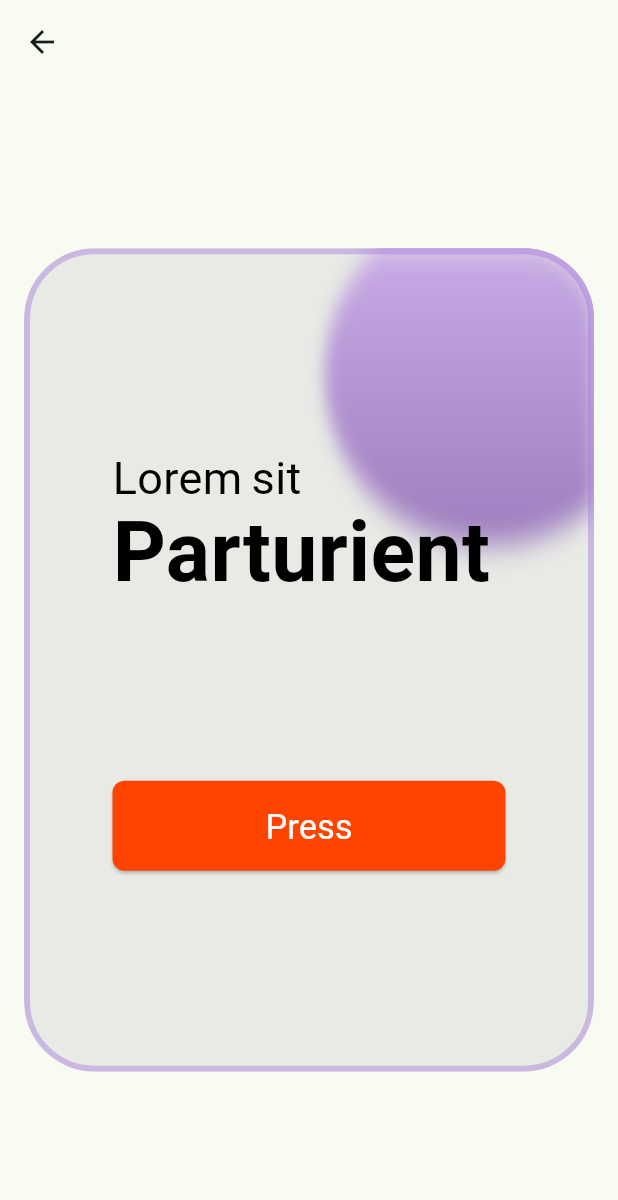
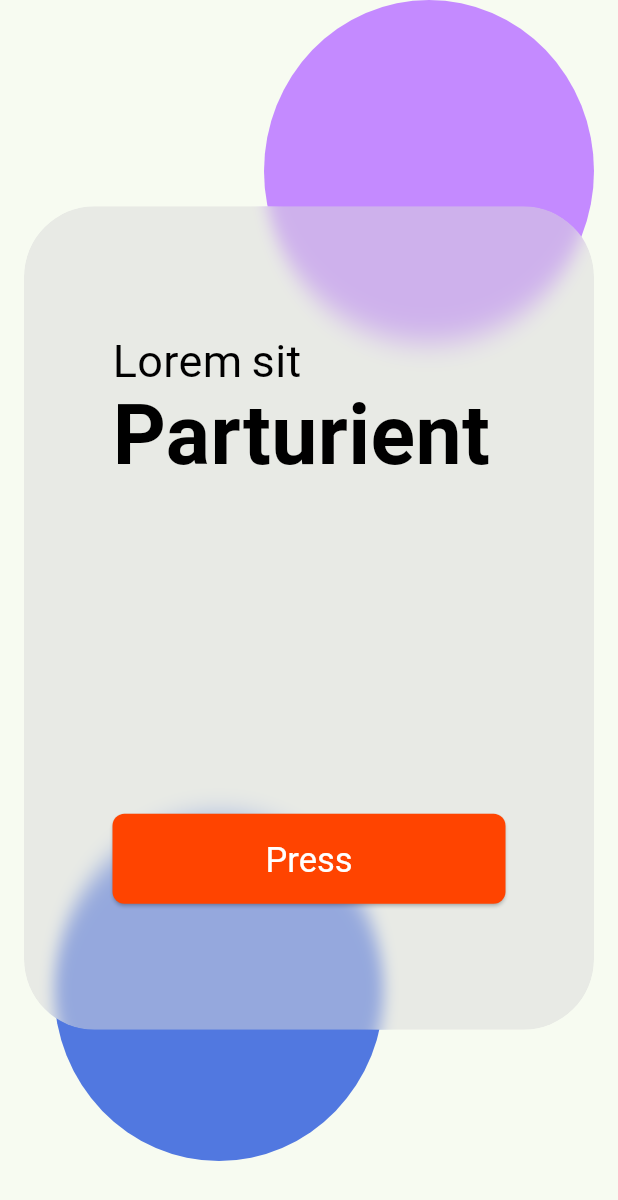
Before and after one commit to mes71/flutter_ui, a Flutter app: the ProductCard02 screen opened by its route, on a phone screen of 412 x 824 dp. Shown: the top 1200 px of the screen. Run offline on Flutter 3.47's test engine with Material 3 defaults, Android fonts, the light colour scheme and no system bars; our stand-ins replace flutter_svg, google_fonts; Roboto replaces fonts that are missing (Poppins).

Commit message:
chore : add some widget and change widget tree

```diff
--- a/lib/main.dart
+++ b/lib/main.dart
@@ -22,7 +22,7 @@ class MyApp extends StatelessWidget {
         colorScheme: ColorScheme.fromSeed(seedColor: Colors.green.shade400),
         useMaterial3: true,
       ),
-      initialRoute: AirPodShopPage.tag,
+      initialRoute: ProductCard02.tag,
       routes: {
         NikeProductCard.tag: (context) => const NikeProductCard(),
         ProductCard01.tag: (context) => const ProductCard01(),
--- a/lib/screen/product_card_02/product_card_02.dart
+++ b/lib/screen/product_card_02/product_card_02.dart
@@ -17,34 +17,43 @@ class _ProductCard02State extends State<ProductCard02> {
   @override
   Widget build(BuildContext context) {
     return Scaffold(
-      appBar: AppBar(),
       body: Padding(
         padding: const EdgeInsets.symmetric(horizontal: 16),
-        child: Center(
-          child: ClipRRect(
-            borderRadius: BorderRadius.circular(47),
         child: Stack(
           alignment: Alignment.center,
           children: [
             AnimatedPositioned(
               duration: const Duration(milliseconds: 700),
               curve: Curves.easeInOut,
-                  top: _isTaped ? 30 : -30,
-                  right: _isTaped ? 40 : -40,
+              top: _isTaped ? 130 : 0,
+              right: _isTaped ? 40 : 0,
               child: Container(
                 width: 220,
                 height: 228,
                 decoration: const ShapeDecoration(
-                      gradient: LinearGradient(
-                        begin: Alignment(0.00, -1.00),
-                        end: Alignment(0, 1),
-                        colors: [Color(0xFFC48AFF), Color(0xFF6322A3)],
-                      ),
+                  color: Color(0xFFC48AFF),
                   shape: OvalBorder(),
                 ),
               ),
             ),
-                BackdropFilter(
+            AnimatedPositioned(
+              duration: const Duration(milliseconds: 700),
+              curve: Curves.easeInOut,
+              bottom: _isTaped ? 130 : 50,
+              left: _isTaped ? 40 : 20,
+              child: Container(
+                width: 220,
+                height: 228,
+                decoration: const ShapeDecoration(
+                  color: Color(0xFF5178E0),
+                  shape: OvalBorder(),
+                ),
+              ),
+            ),
+            Center(
+              child: ClipRRect(
+                borderRadius: BorderRadius.circular(47),
+                child: BackdropFilter(
                   filter: ImageFilter.blur(sigmaX: 5.0, sigmaY: 10.0),
                   child: Container(
                     width: 428,
@@ -52,14 +61,14 @@ class _ProductCard02State extends State<ProductCard02> {
                     decoration: ShapeDecoration(
                       color: const Color(0x7FD9D9D9),
                       shape: RoundedRectangleBorder(
-                        side:
-                            const BorderSide(width: 4, color: Color(0x659D6DDA)),
+                        side: const BorderSide(
+                            width: 4, color: Colors.transparent),
                         borderRadius: BorderRadius.circular(47),
                       ),
                     ),
                     child: Padding(
                       padding: const EdgeInsets.symmetric(
-                          horizontal: 55, vertical: 130),
+                          horizontal: 55, vertical: 80),
                       child: Column(
                         crossAxisAlignment: CrossAxisAlignment.start,
                         children: [
@@ -107,10 +116,10 @@ class _ProductCard02State extends State<ProductCard02> {
                       ),
                     ),
                   ),
-                )
-              ],
                 ),
               ),
+            ),
+          ],
         ),
       ),
     );
```
Lines whose indentation alone changed are shown as unchanged.
